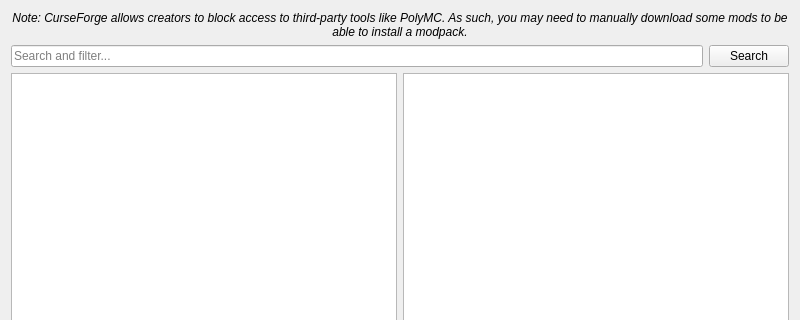
FreesmTeam/FreesmLauncher, file launcher/ui/pages/modplatform/flame/FlamePage.ui: the form before one commit; both pictures show x 0 to 800 and y 0 to 320 of the 800 by 600 pixel window.
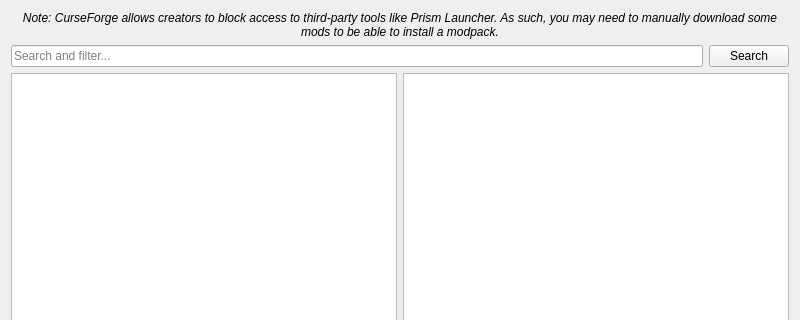
The form after the commit.

What changed in the file:
```diff
--- a/launcher/ui/pages/modplatform/flame/FlamePage.ui
+++ b/launcher/ui/pages/modplatform/flame/FlamePage.ui
@@ -19,7 +19,7 @@
       </font>
      </property>
      <property name="text">
-      <string>Note: CurseForge allows creators to block access to third-party tools like PolyMC. As such, you may need to manually download some mods to be able to install a modpack.</string>
+      <string>Note: CurseForge allows creators to block access to third-party tools like Prism Launcher. As such, you may need to manually download some mods to be able to install a modpack.</string>
      </property>
      <property name="alignment">
       <set>Qt::AlignCenter</set>
```
